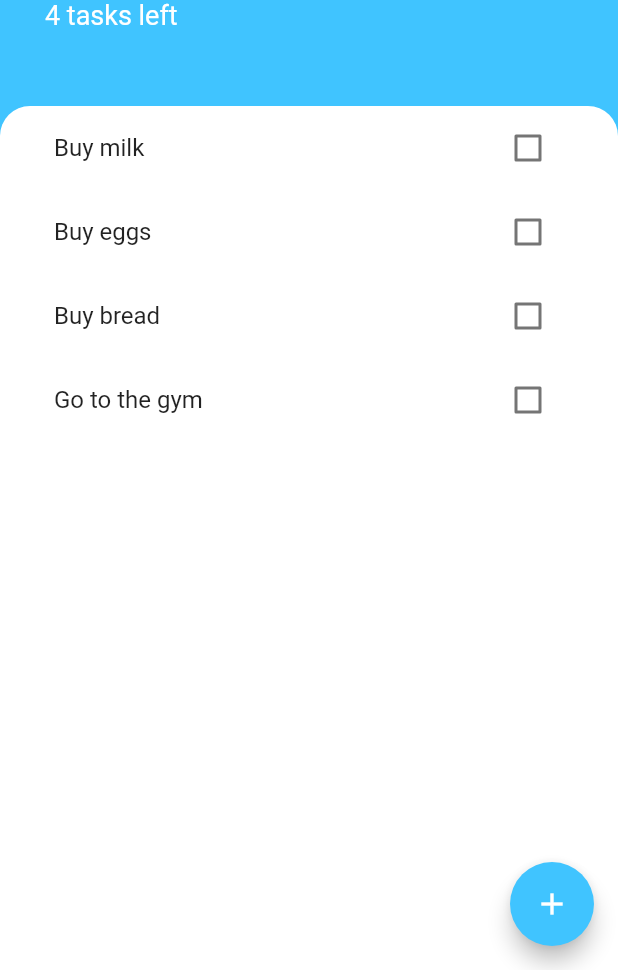
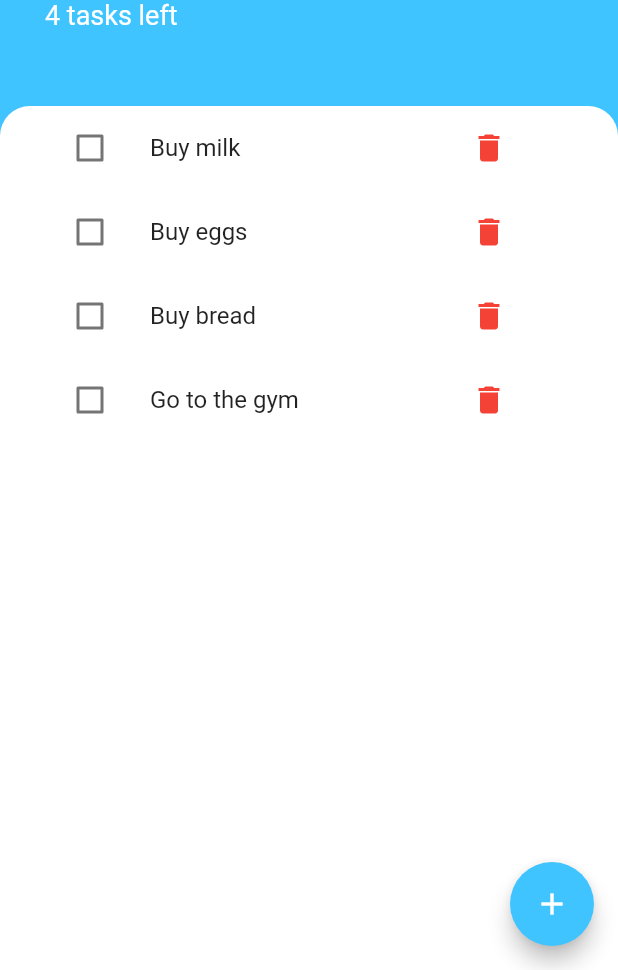
Before and after one commit to Stevemaster92/flutter-todoey, a Flutter app: the screen it shows after launch, on a phone screen of 412 x 824 dp, the part 266-1236 px from its top. Run offline on Flutter 3.47's test engine with Material 2 defaults, Android fonts, the phone set to English and light mode, and no system bars.

Commit message:
Add delete button and delete task on long press, Cleanup code

```diff
--- a/lib/screens/add_task_screen.dart
+++ b/lib/screens/add_task_screen.dart
@@ -33,7 +33,7 @@ class AddTaskScreen extends StatelessWidget {
             FlatButton(
               onPressed: () {
                 if (taskTitle != null) {
-                  Provider.of<TaskData>(context, listen: false).addTask(taskTitle);
+                  Provider.of<TaskData>(context, listen: false).add(taskTitle);
                 }
                 Navigator.pop(context);
               },
--- a/lib/widgets/task_tile.dart
+++ b/lib/widgets/task_tile.dart
@@ -3,22 +3,28 @@ import 'package:flutter/material.dart';
 class TaskTile extends StatelessWidget {
   final String title;
   final bool isChecked;
-  final Function onChecked;
+  final Function onChecked, onDeleted;
 
-  TaskTile({@required this.title, this.isChecked = false, @required this.onChecked});
+  TaskTile({@required this.title, this.isChecked = false, @required this.onChecked, this.onDeleted});
 
   @override
   Widget build(BuildContext context) {
     return ListTile(
+      onLongPress: onDeleted,
       title: Text(
         title,
         style: TextStyle(decoration: isChecked ? TextDecoration.lineThrough : TextDecoration.none),
       ),
-      trailing: Checkbox(
+      leading: Checkbox(
         activeColor: Colors.lightBlueAccent,
         value: isChecked,
         onChanged: onChecked,
       ),
+      trailing: FlatButton.icon(
+        onPressed: onDeleted,
+        icon: Icon(Icons.delete, color: Colors.red),
+        label: Text(""),
+      ),
     );
   }
 }
--- a/lib/widgets/tasks_list.dart
+++ b/lib/widgets/tasks_list.dart
@@ -9,10 +9,13 @@ class TasksList extends StatelessWidget {
     return Consumer<TaskData>(
       builder: (context, taskData, child) => ListView.builder(
         itemBuilder: (context, index) {
+          final task = taskData.tasks[index];
+
           return TaskTile(
-            title: taskData.tasks[index].name,
-            isChecked: taskData.tasks[index].isDone,
-            onChecked: (value) => taskData.toggleTask(index),
+            title: task.name,
+            isChecked: task.isDone,
+            onChecked: (value) => taskData.toggle(task),
+            onDeleted: () => taskData.delete(task),
           );
         },
         itemCount: taskData.taskCount,
```
Also changed, not shown: lib/models/task_data.dart (+8 -3 lines).
